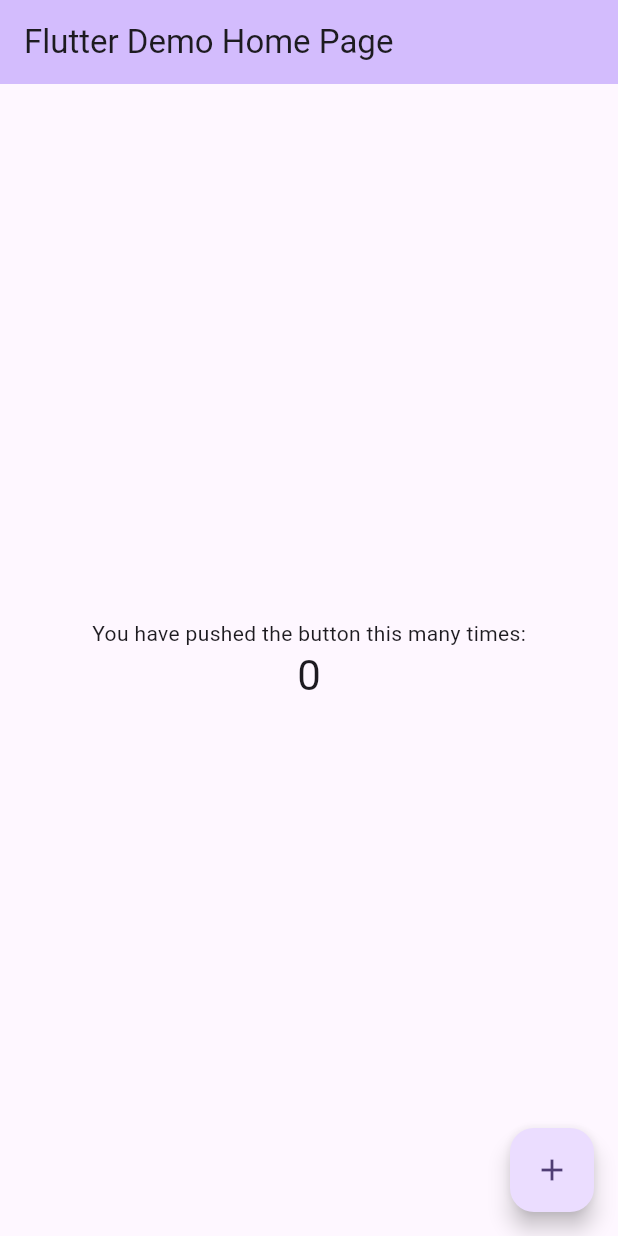
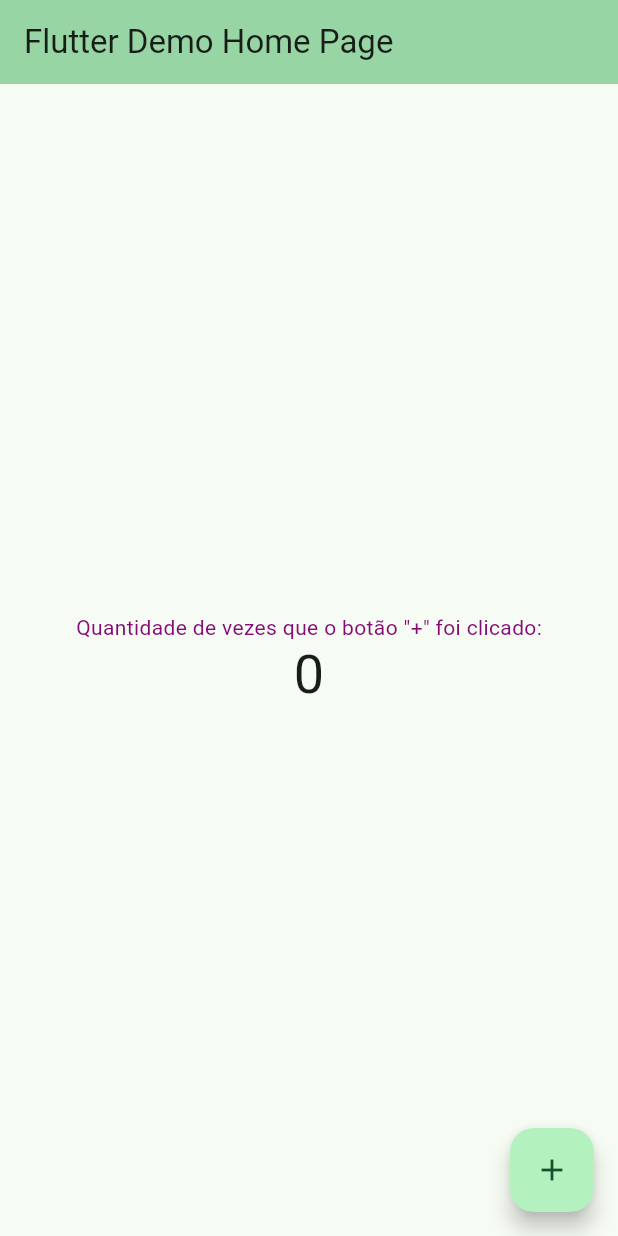
Before and after one commit to MatheusGinel/meuappflutter, a Flutter app: the screen it shows after launch, on a phone screen of 412 x 824 dp. Run offline on Flutter 3.47's test engine with Material 2 defaults, Android fonts, the phone set to English and light mode, and no system bars.

Commit message:
Commit atualizado

```diff
--- a/lib/main.dart
+++ b/lib/main.dart
@@ -28,7 +28,8 @@ class MyApp extends StatelessWidget {
         //
         // This works for code too, not just values: Most code changes can be
         // tested with just a hot reload.
-        colorScheme: ColorScheme.fromSeed(seedColor: Colors.deepPurple),
+        colorScheme:
+            ColorScheme.fromSeed(seedColor: Color.fromARGB(255, 33, 216, 118)),
         useMaterial3: true,
       ),
       home: const MyHomePage(title: 'Flutter Demo Home Page'),
@@ -106,11 +107,12 @@ class _MyHomePageState extends State<MyHomePage> {
           mainAxisAlignment: MainAxisAlignment.center,
           children: <Widget>[
             const Text(
-              'You have pushed the button this many times:',
+              'Quantidade de vezes que o botão "+" foi clicado:',
+              style: TextStyle(color: Color.fromARGB(255, 134, 10, 119)),
             ),
             Text(
               '$_counter',
-              style: Theme.of(context).textTheme.headlineMedium,
+              style: Theme.of(context).textTheme.headline3,
             ),
           ],
         ),
```
